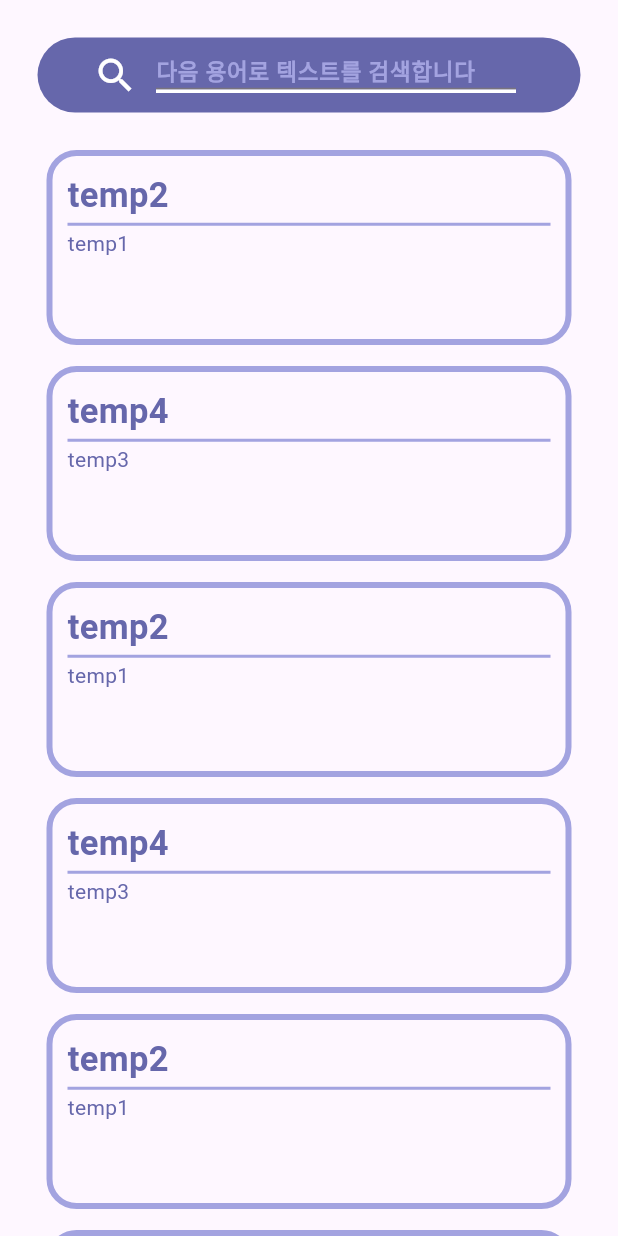
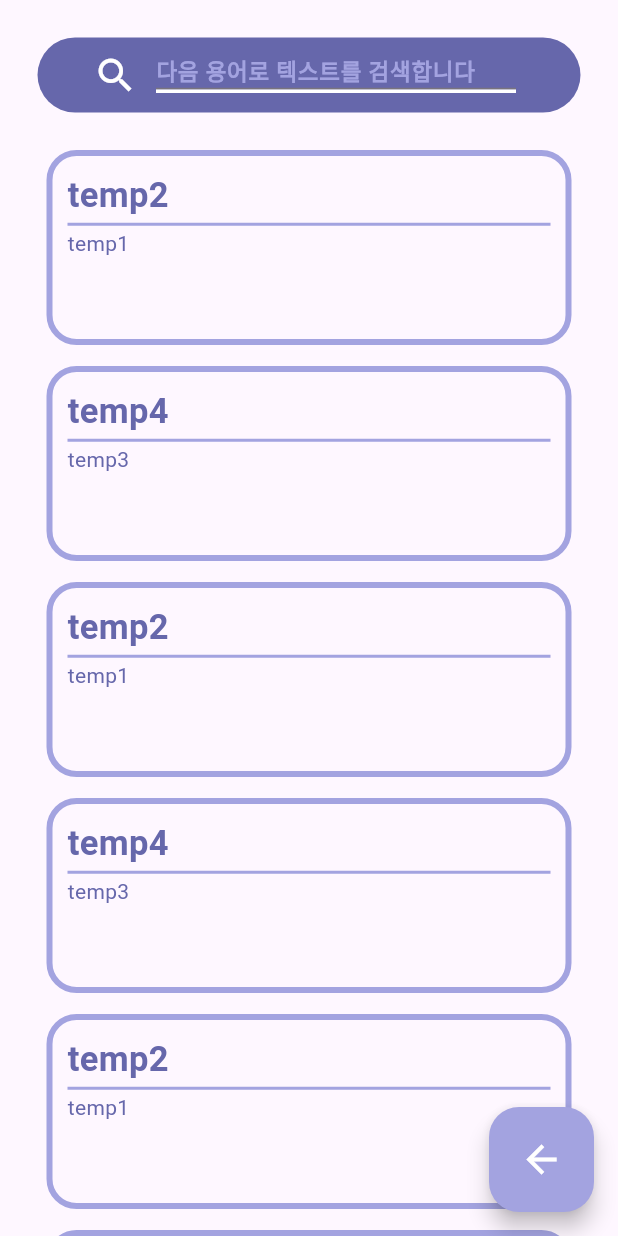
Before and after one commit to Anro607/study_searcher, a Flutter app: the TextSearchResult screen opened directly with empty values, scrolled down 576 dp, after a tap on the "search" icon, on a phone screen of 412 x 824 dp. Run offline on Flutter 3.47's test engine with Material 3 defaults, Android fonts, the phone set to English and light mode, and no system bars; our stand-ins replace flutter_riverpod, go_router; network calls fail.

Commit message:
자잘구레

```diff
--- a/lib/app/router/router.dart
+++ b/lib/app/router/router.dart
@@ -65,7 +65,7 @@ abstract class RouterOutlet {
             routes: [
               GoRoute(
                 path: _Path.image_detail,
-                builder: (context, state) => ImageSearchDetail(),
+                builder: (context, state) => ImageSearchDetail(detail: state.extra as Map,),
               ),
             ],
           ),
@@ -81,7 +81,7 @@ abstract class RouterOutlet {
             routes: [
               GoRoute(
                 path: _Path.text_detail,
-                builder: (context, state) => TextSearchDetail(),
+                builder: (context, state) => TextSearchDetail(detail: state.extra as Map,),
               ),
             ],
           ),
--- a/lib/app/screen/Tab/pages/TextSearch/text_search_result.dart
+++ b/lib/app/screen/Tab/pages/TextSearch/text_search_result.dart
@@ -1,11 +1,18 @@
 import 'package:flutter/material.dart';
+import 'package:go_router/go_router.dart';
 import 'package:image_search/app/screen/UI.dart';
 import 'package:flutter_riverpod/flutter_riverpod.dart';
 import 'package:http/http.dart' as http;
 import 'dart:convert';
 import 'package:image_search/app/screen/Tab/pages/TextSearch/provider/text_provider.dart';
 
+bool isFirst = true;
 int size = 10;
+Map search_info = {
+    "total_count": 100,
+    "pageable_count": 10,
+    "is_end": false
+  };
 List search_results = [
   {"contents": "temp1", "title": "temp2"},
   {"contents": "temp3", "title": "temp4"},
@@ -39,7 +46,8 @@ class TextSearchResult extends ConsumerWidget {
   Widget build(BuildContext context, WidgetRef ref) {
     final providerVO = ref.watch(textProvider); //watch : 감시
     final providerNotifier = ref.read(textProvider.notifier); //read : 쓰기
-
+    getJSONData(providerNotifier);
+    print(search_results);    //로딩어캐만듬
     return Center(
       child: Scaffold(
         appBar: PreferredSize(
@@ -52,28 +60,22 @@ class TextSearchResult extends ConsumerWidget {
         body: SingleChildScrollView(
           child: Center(
             child: Column(
-              children: [
+              children: search_info['pageable_count'] >= size ? [
                 for (int i = 0; i < size; i++)
                   text_box(
                     context,
-                    search_results[i]["title"],
-                    search_results[i]["contents"],
+                    search_results[i]
                   ),
-                OutlinedButton(
-                  onPressed: () {
-                    size += 10;
-                    getJSONData(providerNotifier);
-                  },
-                  style: OutlinedButton.styleFrom(
-                    foregroundColor: Colors.white,
-                    backgroundColor: Peri.VeryPeri,
-                  ),
-                  child: Text("다음 페이지"),
-                ),
-              ],
+                  loading_button(size, getJSONData, providerNotifier),
+              ] : [for (int i = 0; i < search_info['pageable_count']; i++)
+                  text_box(
+                    context,
+                    search_results[i]
+                  )],
             ),
           ),
         ),
+        floatingActionButton: back_button(context),
       ),
     );
   }
@@ -87,9 +89,14 @@ class TextSearchResult extends ConsumerWidget {
       headers: {"Authorization": "KakaoAK 694742416ffa1cf156b692be155cf50e"},
     );
 
+    print(json.decode(response.body)["meta"]["pageable_count"]);
+    search_info = json.decode(response.body)["meta"];
     search_results = json.decode(response.body)["documents"];
-    providerNotifier.foo_ = search_results;
-    print(search_results[0]["contents"]);
-    return "Sucess";
+    if (isFirst){
+      isFirst = false;
+      return "Success1";
+    }
+    providerNotifier.foo_ = search_results; //provider
+    return "Success2";
   }
 }
--- a/lib/app/screen/UI.dart
+++ b/lib/app/screen/UI.dart
@@ -18,10 +18,14 @@ Container search_box(BuildContext context, String page) {
         IconButton(
           onPressed: () {
             final String keyword = controller.text;
-            if (page == "image") {
-              context.go(RouterPath.image_result, extra: keyword);
+            if (keyword.isNotEmpty){
+              if (page == "image") {
+              context.push(RouterPath.image_result, extra: keyword);
             } else if (page == "text") {
-              context.go(RouterPath.text_result, extra: keyword);
+              context.push(RouterPath.text_result, extra: keyword);
+            }
+            }else{
+              //뭐띄우지
             }
           },
           icon: Icon(Icons.search, color: Colors.white, size: 30.0),
@@ -53,15 +57,14 @@ Container search_box(BuildContext context, String page) {
   );
 }
 
-GestureDetector image_box(BuildContext context, String url) {
+GestureDetector image_box(BuildContext context, Map result) {
   return GestureDetector(
-    onTap: () => context.go(RouterPath.image_detail),
+    onTap: () => context.push(RouterPath.image_detail, extra: result),
     child: Container(
       width: 185,
       height: 170,
-      margin: EdgeInsets.fromLTRB(0, 0, 0, 14),
       decoration: BoxDecoration(
-        image: DecorationImage(image: NetworkImage(url), fit: BoxFit.cover),
+        image: DecorationImage(image: NetworkImage(result["thumbnail_url"]), fit: BoxFit.cover),
         border: Border.all(width: 4.0, color: Peri.WinklePeri),
         borderRadius: BorderRadius.circular(20.0),
       ),
@@ -69,9 +72,9 @@ GestureDetector image_box(BuildContext context, String url) {
   );
 }
 
-GestureDetector text_box(BuildContext context, String title, String content) {
+GestureDetector text_box(BuildContext context, Map result) {
   return GestureDetector(
-    onTap: () => context.go(RouterPath.text_detail),
+    onTap: () => context.push(RouterPath.text_detail, extra: result),
     child: Container(
       width: 350,
       height: 130,
@@ -86,7 +89,7 @@ GestureDetector text_box(BuildContext context, String title, String content) {
           crossAxisAlignment: CrossAxisAlignment.start,
           children: [
             Text(
-              title,
+              result["title"].replaceAll(RegExp(r'<.*?>'), ''),
               style: TextStyle(
                 fontSize: 23.0,
                 fontWeight: FontWeight.bold,
@@ -97,7 +100,7 @@ GestureDetector text_box(BuildContext context, String title, String content) {
             ),
             Divider(height: 5, thickness: 2, color: Peri.WinklePeri),
             Text(
-              content,
+              result["contents"].replaceAll(RegExp(r'<.*?>'), ''),
               style: TextStyle(fontSize: 14.0, color: Peri.VeryPeri),
               overflow: TextOverflow.fade,
               maxLines: 2,
@@ -109,6 +112,24 @@ GestureDetector text_box(BuildContext context, String title, String content) {
   );
 }
 
+SizedBox back_button(BuildContext context){
+  return SizedBox(width: 70, height: 70, child: FittedBox(child: FloatingActionButton(onPressed: context.pop, backgroundColor: Peri.WinklePeri, foregroundColor: Colors.white, child:Icon(Icons.arrow_back),)));
+}
+
+OutlinedButton loading_button(int size, dynamic getJSONData, dynamic providerNotifier){
+  return                 OutlinedButton(
+                  onPressed: () {
+                    size += 10;
+                    getJSONData(providerNotifier);
+                  },
+                  style: OutlinedButton.styleFrom(
+                    foregroundColor: Colors.white,
+                    backgroundColor: Peri.VeryPeri,
+                  ),
+                  child: Text("다음 페이지"),
+                );
+}
+
 class Peri {
   static Color VeryPeri = Color(0xff6667ab);
   static Color WinklePeri = Color(0xFFa3a3e0);
```
Also changed, not shown: lib/app/screen/Tab/pages/ImageSearch/image_search_detail.dart (+11 -8 lines), lib/app/screen/Tab/pages/ImageSearch/image_search_result.dart (+14 -31 lines), lib/app/screen/Tab/pages/TextSearch/text_search_detail.dart (+8 -6 lines).
